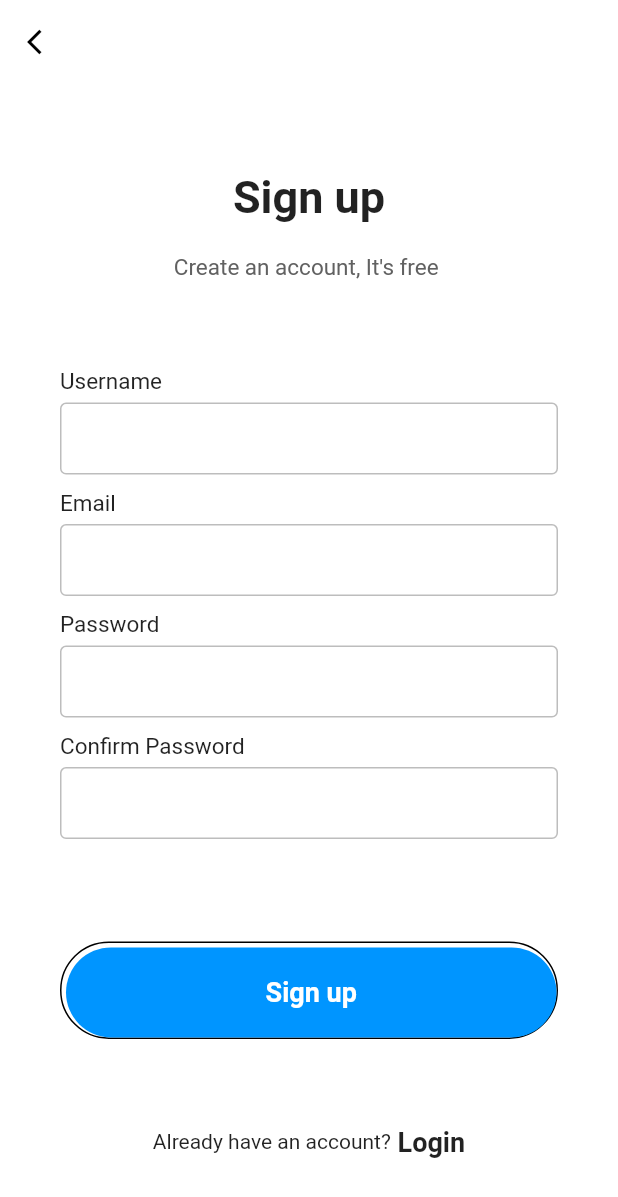
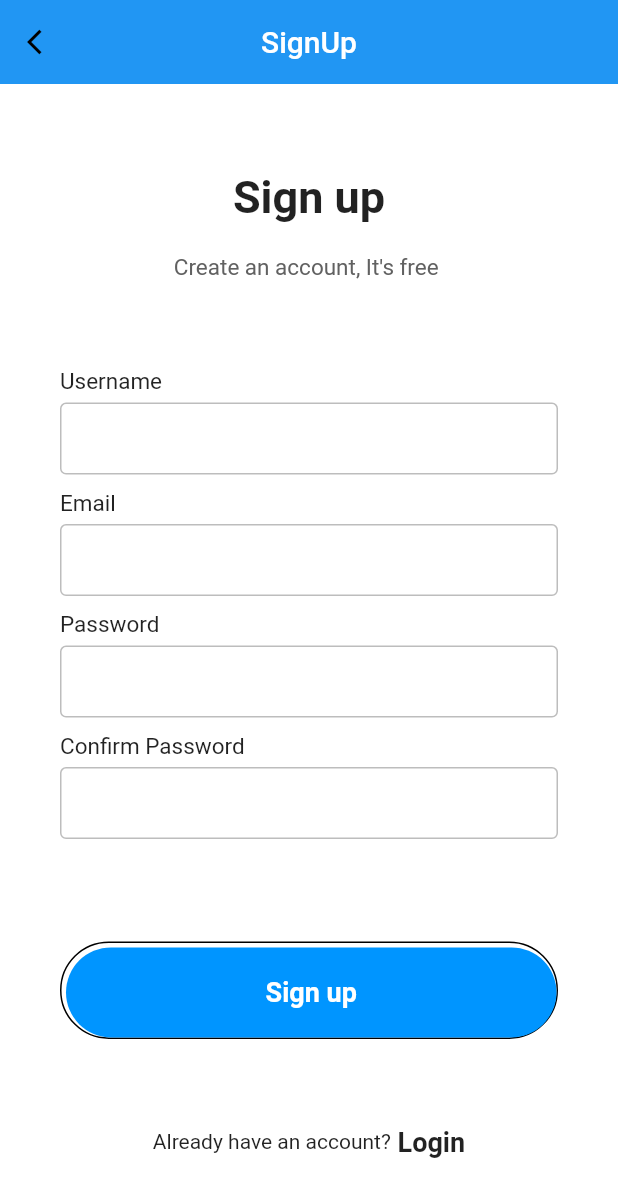
Before and after one commit to Gowthamr221/mailbuzz, a Flutter app: the screen it shows after launch, after a tap on "Sign up", on a phone screen of 412 x 824 dp. Shown: the top 1197 px of the screen. Run offline on Flutter 3.47's test engine with Material 2 defaults, Android fonts, the phone set to English and light mode, and no system bars; our stand-ins replace lottie; network calls fail.

Commit message:
third commit

```diff
--- a/lib/dashboard/dashboard.dart
+++ b/lib/dashboard/dashboard.dart
@@ -42,7 +42,9 @@ class _QouteListState extends State<QouteList> {
       ),
       floatingActionButton: FloatingActionButton.extended(
         focusElevation: 10.0,
-        onPressed: () {},
+        onPressed: () {
+          Navigator.pushNamed(context, '/compose');
+        },
         icon: Icon(Icons.add),
         label: Text("compose"),
         backgroundColor: Colors.blueAccent[250],
--- a/lib/main.dart
+++ b/lib/main.dart
@@ -1,7 +1,9 @@
 import 'package:flutter/material.dart';
+
 import './user_auth/user_auth.dart';
 import './dashboard/dashboard.dart';
 import './compose/compose_page.dart';
+import './user_auth/login.dart';
 
 void main() {
   runApp(MaterialApp(
@@ -9,7 +11,8 @@ void main() {
     routes: {
       '/': (context) => HomePage(),
       '/dashboard': (context) => QouteList(),
-      '/compose': (context) => Compose_view()
+      '/compose': (context) => Compose_view(),
+      '/login': (context) => LoginPage()
     },
   ));
 }
--- a/lib/user_auth/signup.dart
+++ b/lib/user_auth/signup.dart
@@ -8,8 +8,8 @@ class SignupPage extends StatelessWidget {
       backgroundColor: Colors.white,
       appBar: AppBar(
         elevation: 0,
-        brightness: Brightness.light,
-        backgroundColor: Colors.white,
+        title: Text("SignUp"),
+        centerTitle: true,
         leading: IconButton(
           onPressed: () {
             Navigator.pop(context);
@@ -68,7 +68,9 @@ class SignupPage extends StatelessWidget {
                 child: MaterialButton(
                   minWidth: double.infinity,
                   height: 60,
-                  onPressed: () {},
+                  onPressed: () {
+                    Navigator.pushNamed(context, '/login');
+                  },
                   color: Color(0xff0095FF),
                   elevation: 0,
                   shape: RoundedRectangleBorder(
```
Also changed, not shown: lib/user_auth/login.dart (+7 -9 lines).
